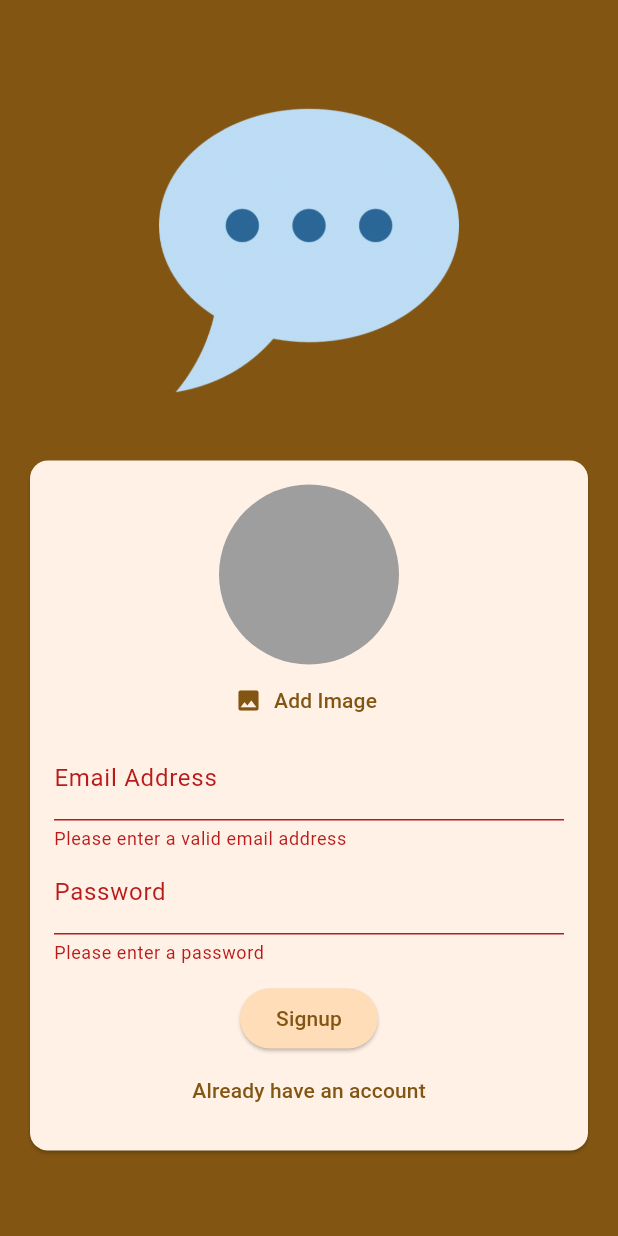
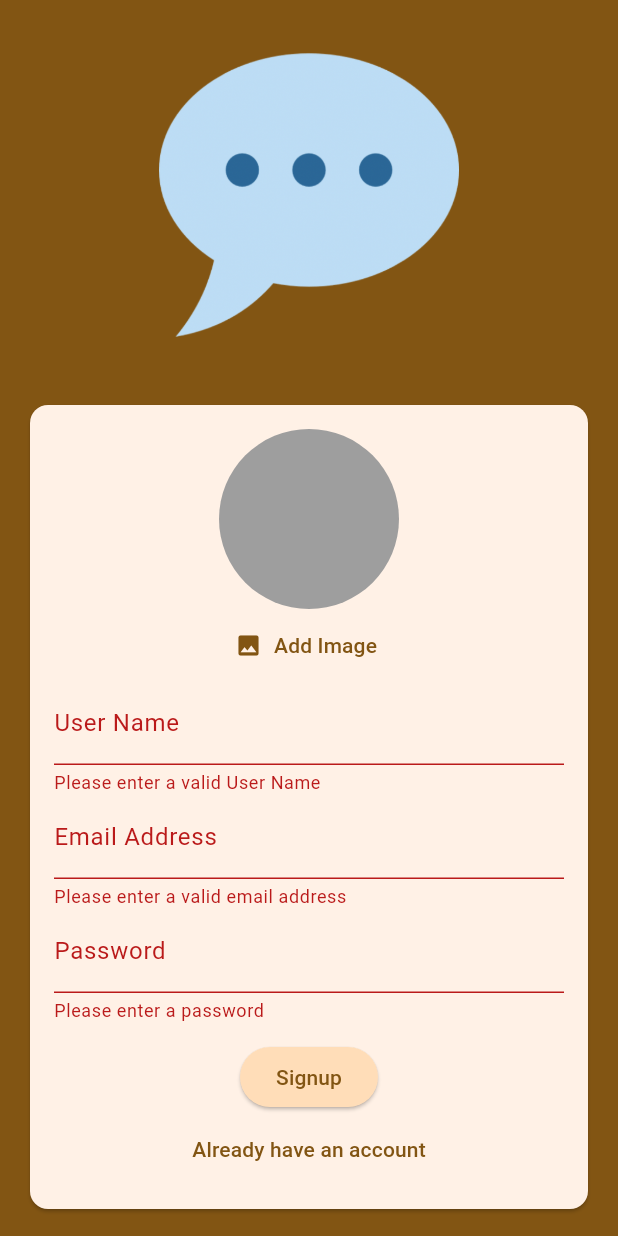
Before and after one commit to Siddiqui145/we_chat, a Flutter app: the screen it shows after launch, after a tap on "Login", after a tap on "Create an account", after a tap on "Signup", on a phone screen of 412 x 824 dp. Run offline on Flutter 3.47's test engine with Material 3 defaults, Android fonts, the phone set to English and light mode, and no system bars; our stand-ins replace cloud_firestore, firebase_auth, firebase_core, firebase_storage, image_picker; accounts and stored records are empty.

```diff
--- a/lib/screens/auth_screen.dart
+++ b/lib/screens/auth_screen.dart
@@ -21,6 +21,7 @@ class _AuthScreenState extends State<AuthScreen> {
   var _enteredPassword = '';
   File? _selectedImage; //For storing & using the passed picked File
   var _isAuthenticating = false;
+  var _enteredName = '';
 
   final firebase = FirebaseAuth.instance;
 
@@ -94,7 +95,7 @@ class _AuthScreenState extends State<AuthScreen> {
     "email": _enteredEmail,
     "image_url": imageUrl,
     "uid": uid,
-    "username": "abc",
+    "username": _enteredName,
   });
 } on FirebaseAuthException catch (err) {
   if (!mounted) return;
@@ -144,6 +145,23 @@ class _AuthScreenState extends State<AuthScreen> {
                         UserImagePickerWidget(
                           onPickImage: (pickedImage) {
                             _selectedImage = pickedImage;
+                          },
+                        ),
+                        if (!_isLogin)
+                        TextFormField(
+                          decoration: InputDecoration(
+                            labelText: "User Name",
+                          ),
+                          enableSuggestions: false,
+                          keyboardType: TextInputType.name,
+                          validator: (value) {
+                            if (value == null || value.isEmpty || value.trim().length < 4){
+                              return 'Please enter a valid User Name';
+                            }
+                            return null;
+                          },
+                          onSaved: (newValue) {
+                            _enteredName = newValue!;
                           },
                         ),
                         TextFormField(
```
